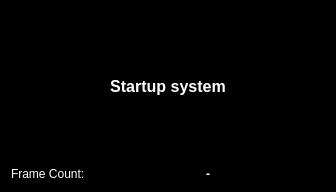
This is raspi_video_hub/qt-vlc/mainwindow.ui in dostapazov/video_hub as Qt 5 draws it before an edit. The edited form follows.
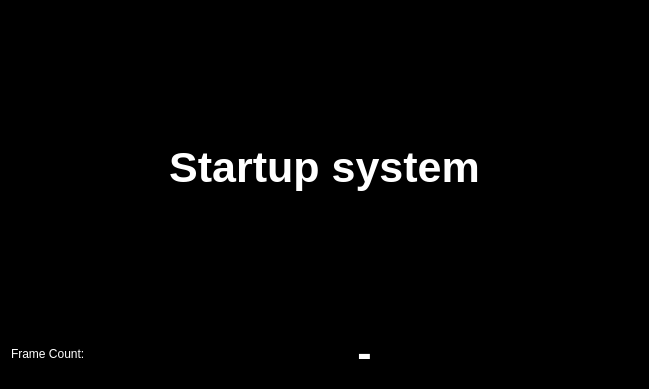
This is the edited form.

```diff
--- a/raspi_video_hub/qt-vlc/mainwindow.ui
+++ b/raspi_video_hub/qt-vlc/mainwindow.ui
@@ -6,10 +6,17 @@
    <rect>
     <x>0</x>
     <y>0</y>
-    <width>336</width>
-    <height>192</height>
+    <width>649</width>
+    <height>389</height>
    </rect>
   </property>
+  <property name="font">
+   <font>
+    <pointsize>32</pointsize>
+    <italic>false</italic>
+    <bold>true</bold>
+   </font>
+  </property>
   <property name="focusPolicy">
    <enum>Qt::StrongFocus</enum>
   </property>
@@ -32,8 +39,8 @@
       </property>
       <property name="font">
        <font>
-        <pointsize>12</pointsize>
-        <weight>75</weight>
+        <pointsize>32</pointsize>
+        <italic>false</italic>
         <bold>true</bold>
        </font>
       </property>
@@ -70,7 +77,8 @@
        <widget class="QLabel" name="FrameNo">
         <property name="font">
          <font>
-          <weight>75</weight>
+          <pointsize>32</pointsize>
+          <italic>false</italic>
           <bold>true</bold>
          </font>
         </property>
```
Left out of the diff: 1 changed line with no effect on the pictures.
